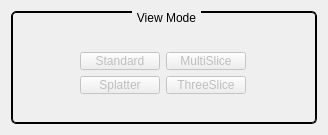
The window that Code/Mantid/Vates/VatesSimpleGui/QtWidgets/inc/MantidVatesSimpleGuiQtWidgets/ModeControlWidget.ui (mantidproject/mantid) describes before a commit, drawn with Qt 5.
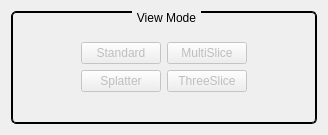
The same window after the commit.

Commit message: Fix for mode control UI. This refs #3929.

```diff
--- a/Code/Mantid/Vates/VatesSimpleGui/QtWidgets/inc/MantidVatesSimpleGuiQtWidgets/ModeControlWidget.ui
+++ b/Code/Mantid/Vates/VatesSimpleGui/QtWidgets/inc/MantidVatesSimpleGuiQtWidgets/ModeControlWidget.ui
@@ -25,7 +25,7 @@
   <property name="windowTitle">
    <string>ModeControlWidget</string>
   </property>
-  <layout class="QVBoxLayout" name="verticalLayout">
+  <layout class="QVBoxLayout" name="verticalLayout_2">
    <item>
     <widget class="QGroupBox" name="modeControlBox">
      <property name="styleSheet">
@@ -50,15 +50,8 @@
      <property name="flat">
       <bool>false</bool>
      </property>
-     <widget class="QWidget" name="">
-      <property name="geometry">
-       <rect>
-        <x>12</x>
-        <y>30</y>
-        <width>279</width>
-        <height>64</height>
-       </rect>
-      </property>
+     <layout class="QVBoxLayout" name="verticalLayout">
+      <item>
       <layout class="QGridLayout" name="gridLayout">
        <item row="0" column="0">
         <spacer name="horizontalSpacer">
@@ -153,7 +146,8 @@
         </spacer>
        </item>
       </layout>
-     </widget>
+      </item>
+     </layout>
     </widget>
    </item>
   </layout>
```
Lines whose indentation alone changed are shown as unchanged.
